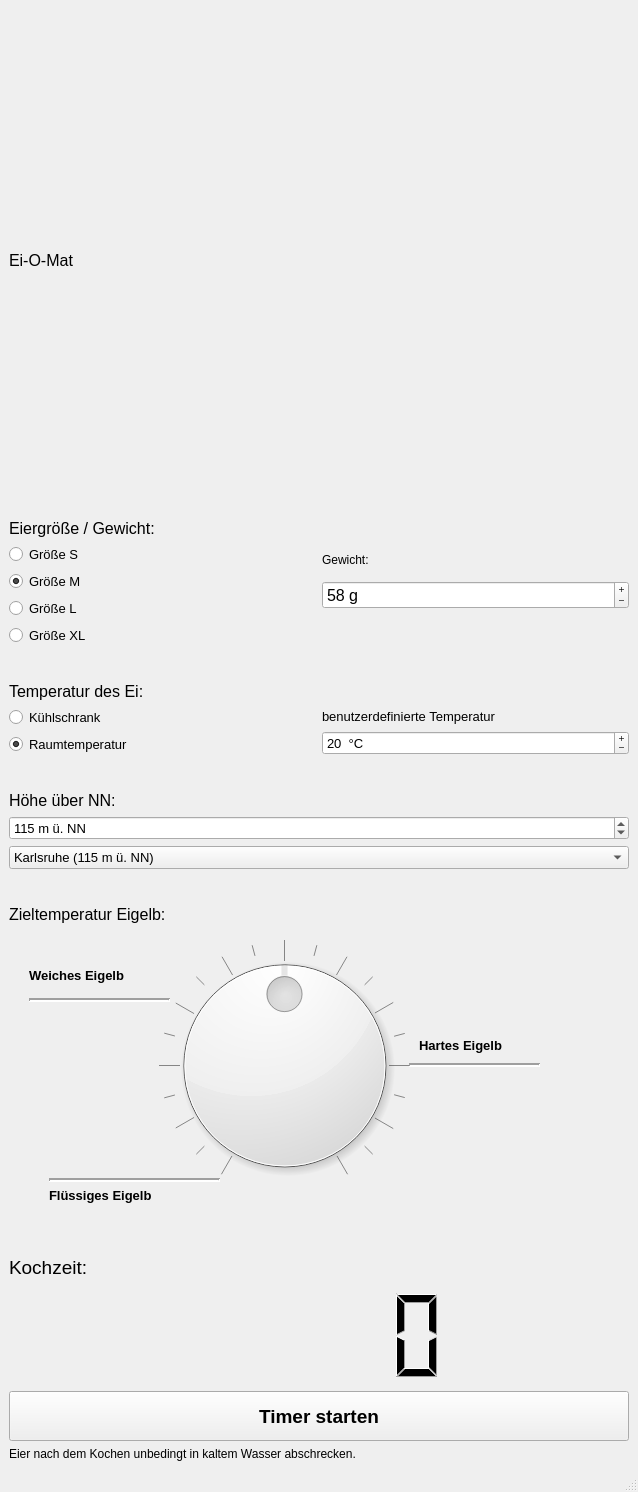
This is ei-o-mat/eingabefenster.ui in kampfknoedel/ei-o-mat as Qt 5 draws it before an edit. The edited form follows.
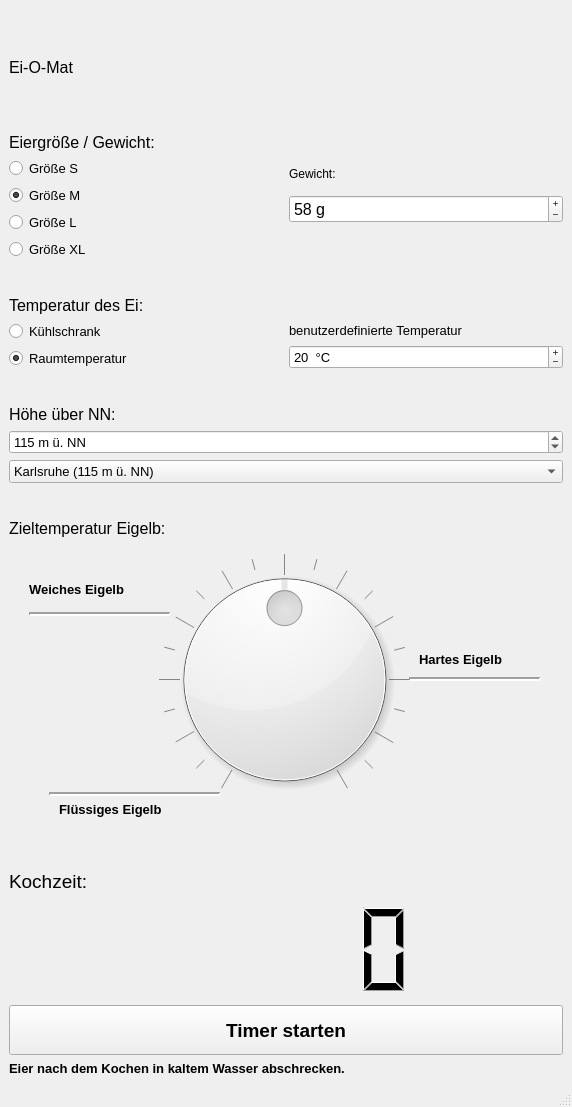
This is the edited form.

```diff
--- a/ei-o-mat/eingabefenster.ui
+++ b/ei-o-mat/eingabefenster.ui
@@ -6,8 +6,8 @@
    <rect>
     <x>0</x>
     <y>0</y>
-    <width>638</width>
-    <height>1492</height>
+    <width>572</width>
+    <height>1107</height>
    </rect>
   </property>
   <property name="minimumSize">
@@ -499,7 +499,7 @@
           <widget class="QLabel" name="label_10">
            <property name="geometry">
             <rect>
-             <x>40</x>
+             <x>50</x>
              <y>250</y>
              <width>141</width>
              <height>31</height>
@@ -672,8 +672,15 @@
       </item>
       <item>
        <widget class="QLabel" name="label_9">
+        <property name="font">
+         <font>
+          <pointsize>10</pointsize>
+          <weight>75</weight>
+          <bold>true</bold>
+         </font>
+        </property>
         <property name="text">
-         <string>Eier nach dem Kochen unbedingt in kaltem Wasser abschrecken. </string>
+         <string>Eier nach dem Kochen in kaltem Wasser abschrecken. </string>
         </property>
        </widget>
       </item>
```
Left out of the diff: 12 changed lines with no effect on the pictures.
